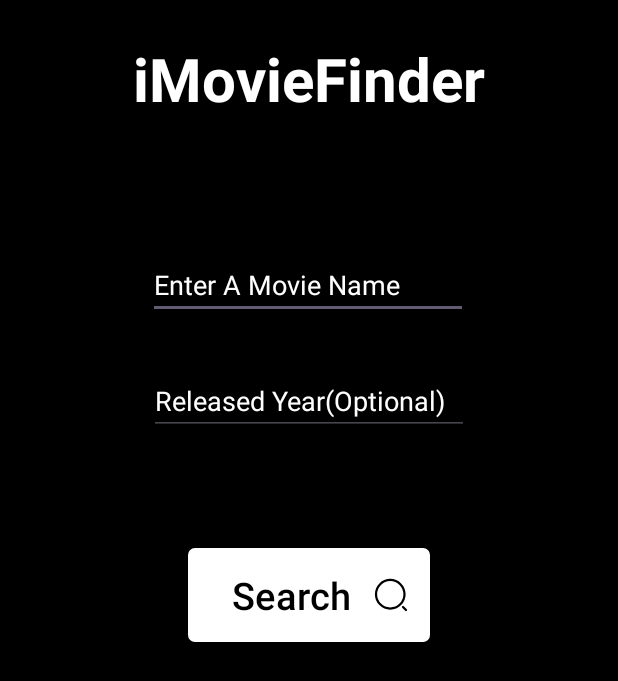
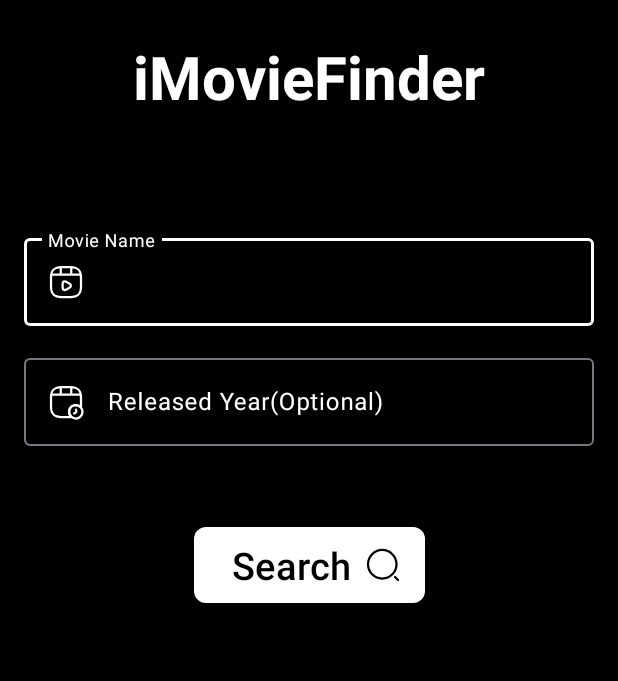
Before and after one commit to kalios-01/iMovieFinder, an Android app: the screen it shows after launch (MovieFinder), on a phone screen of 412 x 824 dp. Shown: the top 681 px of the screen. Run offline under Robolectric (Android 15) with nearby library versions, the phone set to English and light mode, and no system bars.

Commit message:
UI Updated

```diff
--- a/iMovieFinder/app/src/main/java/com/kaliostech/imoviefinder/MovieFinder.kt
+++ b/iMovieFinder/app/src/main/java/com/kaliostech/imoviefinder/MovieFinder.kt
@@ -8,11 +8,12 @@ import androidx.activity.enableEdgeToEdge
 import androidx.appcompat.app.AppCompatActivity
 import androidx.core.view.ViewCompat
 import androidx.core.view.WindowInsetsCompat
+import com.google.android.material.textfield.TextInputEditText
 
 class MovieFinder : AppCompatActivity() {
     private lateinit var button: Button
-    private lateinit var moviename: EditText
-    private lateinit var release_year: EditText
+    private lateinit var moviename: TextInputEditText
+    private lateinit var release_year: TextInputEditText
     override fun onCreate(savedInstanceState: Bundle?) {
         super.onCreate(savedInstanceState)
         enableEdgeToEdge()
--- /dev/null
+++ b/iMovieFinder/app/src/main/res/drawable/ic_imdb.xml
@@ -0,0 +1,7 @@
+<vector xmlns:android="http://schemas.android.com/apk/res/android" android:height="64dp" android:viewportHeight="24" android:viewportWidth="24" android:width="64dp">
+
+    <path android:fillColor="#000000" android:pathData="M13.646,10.237c-0.057,-0.032 -0.16,-0.048 -0.313,-0.048v3.542c0.201,0 0.324,-0.041 0.371,-0.122s0.07,-0.301 0.07,-0.66v-2.092c0,-0.244 -0.008,-0.4 -0.023,-0.469a0.223,0.223 0,0 0,-0.105 -0.151zM17.145,11.419c-0.082,0 -0.137,0.031 -0.162,0.091 -0.025,0.061 -0.037,0.214 -0.037,0.46v1.426c0,0.237 0.014,0.389 0.041,0.456 0.029,0.066 0.086,0.1 0.168,0.1 0.086,0 0.199,-0.035 0.225,-0.103 0.027,-0.069 0.039,-0.234 0.039,-0.495L17.419,11.97c0,-0.228 -0.014,-0.377 -0.043,-0.447 -0.032,-0.069 -0.147,-0.104 -0.231,-0.104z"/>
+
+    <path android:fillColor="#000000" android:pathData="M20,3L4,3a1,1 0,0 0,-1 1v16a1,1 0,0 0,1 1h16a1,1 0,0 0,1 -1L21,4a1,1 0,0 0,-1 -1zM6.631,14.663L5.229,14.663L5.229,9.266h1.402v5.397zM11.453,14.663L10.23,14.663l-0.006,-3.643 -0.49,3.643h-0.875L8.342,11.1l-0.004,3.563L7.111,14.663L7.111,9.266L8.93,9.266c0.051,0.327 0.107,0.71 0.166,1.15l0.201,1.371 0.324,-2.521h1.832v5.397zM15.117,13.062c0,0.484 -0.027,0.808 -0.072,0.97a0.728,0.728 0,0 1,-0.238 0.383,0.996 0.996,0 0,1 -0.422,0.193c-0.166,0.037 -0.418,0.055 -0.754,0.055h-1.699L11.932,9.266h1.047c0.678,0 1.07,0.031 1.309,0.093 0.24,0.062 0.422,0.164 0.545,0.306 0.125,0.142 0.203,0.3 0.234,0.475 0.031,0.174 0.051,0.516 0.051,1.026v1.896zM18.771,13.424c0,0.324 -0.023,0.565 -0.066,0.723a0.757,0.757 0,0 1,-0.309 0.413,0.947 0.947,0 0,1 -0.572,0.174c-0.158,0 -0.365,-0.035 -0.502,-0.104a1.144,1.144 0,0 1,-0.377 -0.312l-0.088,0.344h-1.262L15.595,9.266h1.35v1.755a1.09,1.09 0,0 1,0.375 -0.289c0.137,-0.064 0.344,-0.096 0.504,-0.096 0.186,0 0.348,0.029 0.484,0.087a0.716,0.716 0,0 1,0.44 0.549c0.016,0.1 0.023,0.313 0.023,0.638v1.514z"/>
+
+</vector>
--- /dev/null
+++ b/iMovieFinder/app/src/main/res/drawable/ic_movie.xml
@@ -0,0 +1,41 @@
+<vector xmlns:android="http://schemas.android.com/apk/res/android"
+    android:width="24dp"
+    android:height="24dp"
+    android:viewportWidth="24"
+    android:viewportHeight="24">
+  <path
+      android:pathData="M22,15V9C22,4 20,2 15,2H9C4,2 2,4 2,9V15C2,20 4,22 9,22H15C20,22 22,20 22,15Z"
+      android:strokeLineJoin="round"
+      android:strokeWidth="1.5"
+      android:fillColor="#00000000"
+      android:strokeColor="#292D32"
+      android:strokeLineCap="round"/>
+  <path
+      android:pathData="M2.52,7.11H21.48"
+      android:strokeLineJoin="round"
+      android:strokeWidth="1.5"
+      android:fillColor="#00000000"
+      android:strokeColor="#292D32"
+      android:strokeLineCap="round"/>
+  <path
+      android:pathData="M8.52,2.11V6.97"
+      android:strokeLineJoin="round"
+      android:strokeWidth="1.5"
+      android:fillColor="#00000000"
+      android:strokeColor="#292D32"
+      android:strokeLineCap="round"/>
+  <path
+      android:pathData="M15.48,2.11V6.52"
+      android:strokeLineJoin="round"
+      android:strokeWidth="1.5"
+      android:fillColor="#00000000"
+      android:strokeColor="#292D32"
+      android:strokeLineCap="round"/>
+  <path
+      android:pathData="M9.75,14.45V13.25C9.75,11.71 10.84,11.08 12.17,11.85L13.21,12.45L14.25,13.05C15.58,13.82 15.58,15.08 14.25,15.85L13.21,16.45L12.17,17.05C10.84,17.82 9.75,17.19 9.75,15.65V14.45V14.45Z"
+      android:strokeLineJoin="round"
+      android:strokeWidth="1.5"
+      android:fillColor="#00000000"
+      android:strokeColor="#292D32"
+      android:strokeLineCap="round"/>
+</vector>
--- /dev/null
+++ b/iMovieFinder/app/src/main/res/drawable/ic_release.xml
@@ -0,0 +1,48 @@
+<vector xmlns:android="http://schemas.android.com/apk/res/android"
+    android:width="24dp"
+    android:height="24dp"
+    android:viewportWidth="24"
+    android:viewportHeight="24">
+  <path
+      android:pathData="M22,9V15C22,15.22 22,15.44 21.98,15.65C21.16,14.64 19.91,14 18.5,14C17.44,14 16.46,14.37 15.69,14.99C14.65,15.81 14,17.08 14,18.5C14,19.91 14.64,21.16 15.65,21.98C15.44,22 15.22,22 15,22H9C4,22 2,20 2,15V9C2,4 4,2 9,2H15C20,2 22,4 22,9Z"
+      android:strokeLineJoin="round"
+      android:strokeWidth="1.5"
+      android:fillColor="#00000000"
+      android:strokeColor="#292D32"
+      android:strokeLineCap="round"/>
+  <path
+      android:pathData="M2.52,7.11H21.48"
+      android:strokeLineJoin="round"
+      android:strokeWidth="1.5"
+      android:fillColor="#00000000"
+      android:strokeColor="#292D32"
+      android:strokeLineCap="round"/>
+  <path
+      android:pathData="M8.52,2.11V6.97"
+      android:strokeLineJoin="round"
+      android:strokeWidth="1.5"
+      android:fillColor="#00000000"
+      android:strokeColor="#292D32"
+      android:strokeLineCap="round"/>
+  <path
+      android:pathData="M15.48,2.11V6.52"
+      android:strokeLineJoin="round"
+      android:strokeWidth="1.5"
+      android:fillColor="#00000000"
+      android:strokeColor="#292D32"
+      android:strokeLineCap="round"/>
+  <path
+      android:pathData="M23,18.5C23,19.85 22.4,21.05 21.47,21.88C20.67,22.57 19.64,23 18.5,23C17.42,23 16.42,22.62 15.65,21.98C14.64,21.16 14,19.91 14,18.5C14,17.08 14.65,15.81 15.69,14.99C16.46,14.37 17.44,14 18.5,14C19.91,14 21.16,14.64 21.98,15.65C22.62,16.42 23,17.42 23,18.5Z"
+      android:strokeLineJoin="round"
+      android:strokeWidth="1.5"
+      android:fillColor="#00000000"
+      android:strokeColor="#292D32"
+      android:strokeLineCap="round"/>
+  <path
+      android:pathData="M18.78,17.09V18.78L17.38,19.62"
+      android:strokeLineJoin="round"
+      android:strokeWidth="1.5"
+      android:fillColor="#00000000"
+      android:strokeColor="#292D32"
+      android:strokeLineCap="round"/>
+</vector>
--- /dev/null
+++ b/iMovieFinder/app/src/main/res/drawable/imdb_icon.xml
@@ -0,0 +1,7 @@
+<vector xmlns:android="http://schemas.android.com/apk/res/android" android:height="24dp" android:viewportHeight="122.88" android:viewportWidth="122.88" android:width="24dp">
+
+    <path android:fillColor="#F5C518" android:pathData="M18.43,0h86.02c10.18,0 18.43,8.25 18.43,18.43v86.02c0,10.18 -8.25,18.43 -18.43,18.43H18.43C8.25,122.88 0,114.63 0,104.45l0,-86.02C0,8.25 8.25,0 18.43,0L18.43,0z"/>
+
+    <path android:fillColor="#FF000000" android:pathData="M24.96,78.72V44.16h-9.6v34.56H24.96L24.96,78.72zM45.36,44.16L43.2,60.24L42,51.6l-1.2,-7.44l-12,0v34.56h8.16v-22.8l3.36,22.8h6l3.12,-23.28v23.28h8.16V44.16H45.36L45.36,44.16zM61.44,78.72V44.16h14.88c3.6,0 6.24,2.64 6.24,6v22.56c0,3.36 -2.64,6 -6.24,6H61.44L61.44,78.72zM72.72,50.4l-2.16,-0.24v22.56c1.2,0 2.16,-0.24 2.4,-0.72c0.48,-0.48 0.48,-1.92 0.48,-4.32V54.24v-2.88L72.72,50.4L72.72,50.4L72.72,50.4zM100.56,52.8h0.72c3.36,0 6.24,2.64 6.24,6v13.92c0,3.36 -2.88,6 -6.24,6l-0.72,0c-1.92,0 -3.84,-0.96 -5.04,-2.64l-0.48,2.16H86.4V44.16h9.12V55.2C96.72,53.76 98.64,52.8 100.56,52.8L100.56,52.8zM98.64,69.6v-8.16L98.4,58.8c-0.24,-0.48 -0.96,-0.72 -1.44,-0.72c-0.48,0 -1.2,0.24 -1.44,0.72v13.68c0.24,0.48 0.96,0.72 1.44,0.72c0.48,0 1.44,-0.24 1.44,-0.72L98.64,69.6L98.64,69.6z"/>
+
+</vector>
--- a/iMovieFinder/app/src/main/res/layout/activity_main.xml
+++ b/iMovieFinder/app/src/main/res/layout/activity_main.xml
@@ -59,7 +59,8 @@
             android:id="@+id/imdb_rating"
             android:layout_width="wrap_content"
             android:layout_height="wrap_content"
-            android:layout_weight="2" />
+            android:layout_weight="2"
+            android:drawableLeft="@drawable/imdb_icon" />
 
     </LinearLayout>
 
--- a/iMovieFinder/app/src/main/res/layout/activity_movie_finder.xml
+++ b/iMovieFinder/app/src/main/res/layout/activity_movie_finder.xml
@@ -12,58 +12,82 @@
         android:id="@+id/textView"
         android:layout_width="wrap_content"
         android:layout_height="wrap_content"
-        android:layout_marginTop="25dp"
+        android:layout_marginTop="24dp"
         android:text="iMovieFinder"
+        android:textColor="#FFF"
         android:textSize="40sp"
-        android:textColor="#FFF"
         android:textStyle="bold"
         app:layout_constraintEnd_toEndOf="parent"
         app:layout_constraintStart_toStartOf="parent"
         app:layout_constraintTop_toTopOf="parent" />
 
-    <EditText
-        android:id="@+id/edt_moviename"
-        android:layout_width="wrap_content"
+    <com.google.android.material.textfield.TextInputLayout
+        android:id="@+id/moviename_layout"
+        android:layout_width="0dp"
         android:layout_height="wrap_content"
-        android:layout_marginTop="88dp"
-        android:ems="10"
-        android:hint="Enter A Movie Name"
-        android:inputType="text"
-        android:textColorHint="#fff"
-        app:layout_constraintEnd_toEndOf="parent"
-        app:layout_constraintHorizontal_bias="0.497"
-        app:layout_constraintStart_toStartOf="parent"
-        app:layout_constraintTop_toBottomOf="@+id/textView" />
-
-    <EditText
-        android:id="@+id/edit_release_year"
-        android:layout_width="wrap_content"
-        android:layout_height="wrap_content"
-        android:layout_marginTop="32dp"
-        android:ems="10"
-        android:hint="Released Year(Optional)"
-        android:textColorHint="#fff"
-        android:inputType="number"
+        android:layout_marginStart="16dp"
+        android:layout_marginTop="75dp"
+        android:layout_marginEnd="16dp"
+        android:hint="Movie Name"
+        android:textColorHint="#FFFFFF"
         app:layout_constraintEnd_toEndOf="parent"
         app:layout_constraintStart_toStartOf="parent"
-        app:layout_constraintTop_toBottomOf="@+id/edt_moviename" />
+        app:layout_constraintTop_toBottomOf="@+id/textView">
+
+        <com.google.android.material.textfield.TextInputEditText
+            android:id="@+id/edt_moviename"
+            android:layout_width="match_parent"
+            android:layout_height="wrap_content"
+            android:drawableStart="@drawable/ic_movie"
+            android:drawableTint="#fff"
+            android:drawablePadding="16dp"
+            android:inputType="text" />
+    </com.google.android.material.textfield.TextInputLayout>
+
+    <com.google.android.material.textfield.TextInputLayout
+        android:id="@+id/release_year_layout"
+        android:layout_width="0dp"
+        android:layout_height="wrap_content"
+        android:layout_marginStart="16dp"
+        android:layout_marginTop="16dp"
+        android:layout_marginEnd="16dp"
+        android:hint="Released Year(Optional)"
+        android:textColorHint="#FFFFFF"
+        app:layout_constraintEnd_toEndOf="parent"
+        app:layout_constraintStart_toStartOf="parent"
+        app:layout_constraintTop_toBottomOf="@+id/moviename_layout">
+
+        <com.google.android.material.textfield.TextInputEditText
+            android:id="@+id/edit_release_year"
+            android:layout_width="match_parent"
+            android:layout_height="wrap_content"
+            android:drawableStart="@drawable/ic_release"
+            android:drawableTint="#fff"
+            android:drawablePadding="16dp"
+            android:inputType="number"
+            />
+    </com.google.android.material.textfield.TextInputLayout>
 
     <Button
         android:id="@+id/btn_searchmovie"
         style="@style/Widget.Material3.Button.IconButton.Filled"
-        android:layout_width="0dp"
+        android:layout_width="162dp"
         android:layout_height="wrap_content"
-        android:layout_marginStart="125dp"
-        android:layout_marginTop="75dp"
-        android:layout_marginEnd="125dp"
-        android:background="@drawable/btn_background"
+        android:layout_marginTop="50dp"
         android:drawableRight="@drawable/ic_search"
         android:drawablePadding="8dp"
+        android:drawableTint="#000"
+        android:paddingStart="16dp"
+        android:paddingTop="8dp"
+        android:paddingEnd="16dp"
+        android:paddingBottom="8dp"
         android:text="Search"
         android:textColor="#000"
         android:textSize="25sp"
+        app:cornerRadius="8dp"
         app:layout_constraintEnd_toEndOf="parent"
         app:layout_constraintStart_toStartOf="parent"
-        app:layout_constraintTop_toBottomOf="@+id/edit_release_year" />
+        app:layout_constraintTop_toBottomOf="@+id/release_year_layout"
+        app:strokeColor="@color/white" />
 
 </androidx.constraintlayout.widget.ConstraintLayout>
```
